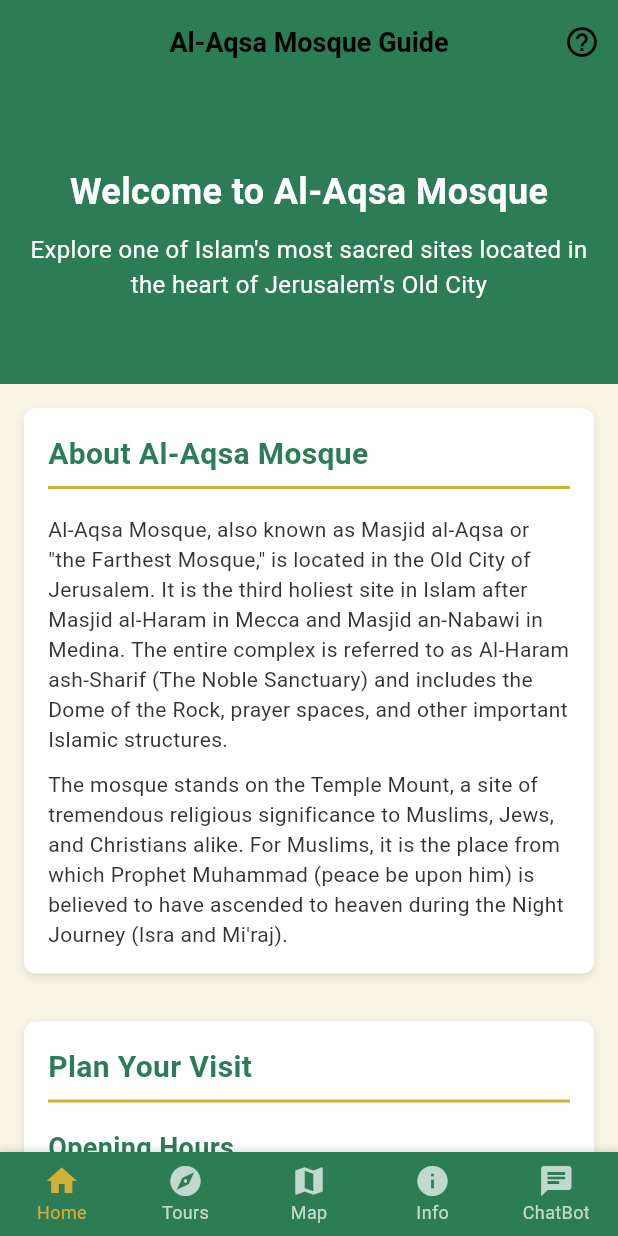
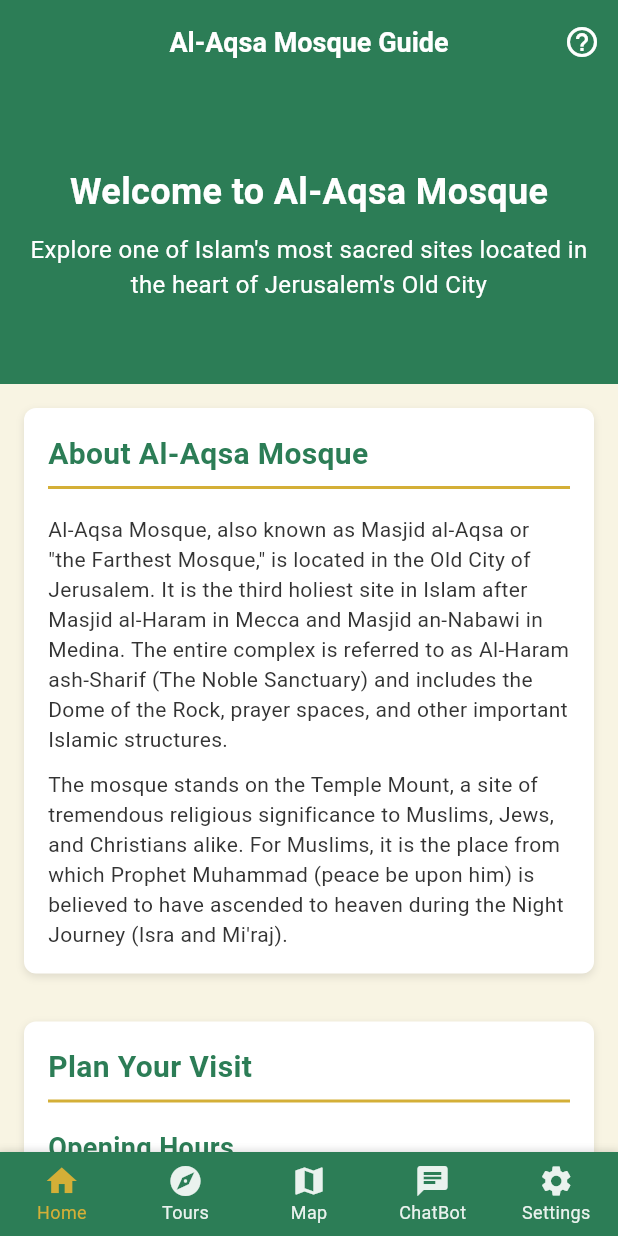
Before and after one commit to othman98shawgan/Al-Aqsa-guide, a Flutter app: the screen it shows after launch, on a phone screen of 412 x 824 dp. Run offline on Flutter 3.47's test engine with Material 3 defaults, Android fonts, the phone set to English and light mode, and no system bars; our stand-ins replace flutter_dotenv; Roboto replaces fonts that are missing (Segoe UI).

Commit message:
add settings to bottom navigation

```diff
--- a/lib/main.dart
+++ b/lib/main.dart
@@ -89,9 +89,9 @@
     HomeScreen(),
     ToursScreen(),
     MapScreen(),
-    InfoScreen(),
-    // SettingsScreen(),
-    ChatBotScreen()
+    // InfoScreen(),
+    ChatBotScreen(),
+    SettingsScreen()
   ];
 
   @override
@@ -103,6 +103,7 @@
           title: const Text(
             'Al-Aqsa Mosque Guide',
             style: TextStyle(
+              color: Colors.white,
               fontSize: 18, // Smaller text for better fit on small devices
               fontWeight: FontWeight.bold,
             ),
@@ -114,6 +115,7 @@
             // Add a help button in the app bar
             IconButton(
               icon: const Icon(Icons.help_outline),
+              color: Colors.white,
               onPressed: () {
                 // Show help dialog
                 showDialog(
@@ -153,7 +155,7 @@
           child: BottomNavigationBar(
             type: BottomNavigationBarType.fixed,
             selectedItemColor: Theme.of(context).colorScheme.secondary,
-            unselectedItemColor: Colors.white.withOpacity(0.7), // Better contrast
+            unselectedItemColor: Colors.white.withOpacity(0.9), // Better contrast
             backgroundColor: Theme.of(context).primaryColor,
             currentIndex: _selectedIndex,
             selectedFontSize: 12, // Smaller font for better layout on small screens
@@ -179,12 +181,12 @@
                 label: 'Map',
               ),
               BottomNavigationBarItem(
-                icon: Icon(Icons.info),
-                label: 'Info',
+                icon: Icon(Icons.chat),
+                label: 'ChatBot',
               ),
               BottomNavigationBarItem(
-                icon: Icon(Icons.chat),
-                label: 'ChatBot',
+                icon: Icon(Icons.settings),
+                label: 'Settings',
               ),
             ],
           ),
```
Also changed, not shown: lib/screens/settings_screen.dart (+0 -18 lines).
